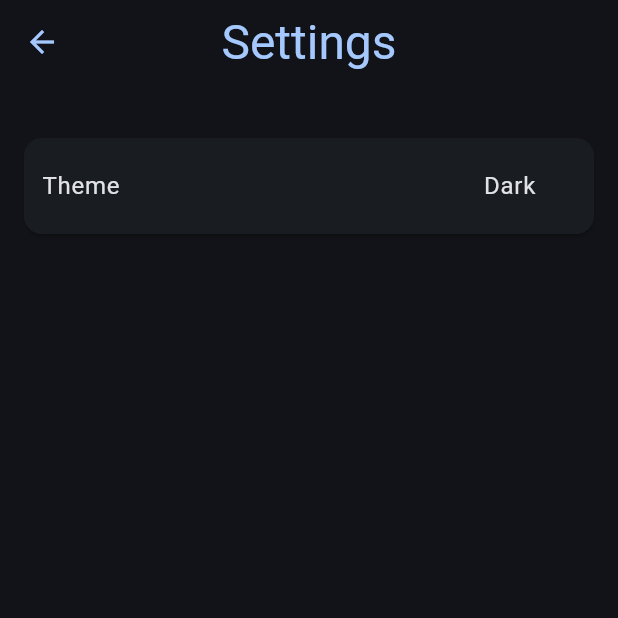
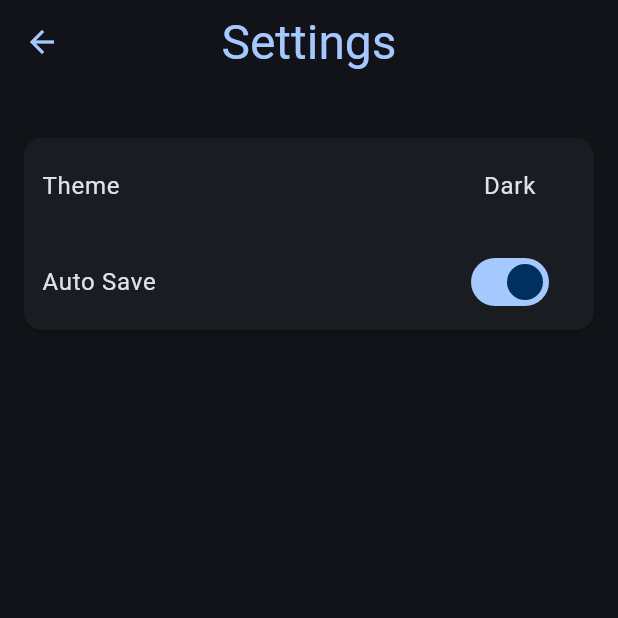
Before and after one commit to eray-k/notis, a Flutter app: the SettingsPage screen opened directly, on a phone screen of 412 x 824 dp, the top half of it. Run offline on Flutter 3.47's test engine with Material 2 defaults, Android fonts, the light colour scheme and no system bars; statements that could not run were skipped.

Commit message:
feat: added autosave setting to ui

```diff
--- a/lib/screens/settings_page.dart
+++ b/lib/screens/settings_page.dart
@@ -38,7 +38,9 @@ class _SettingsPageState extends State<SettingsPage> {
           //Visuals
           Card(
               margin: const EdgeInsets.all(16.0),
-              child: selectableRow(
+              child: Column(
+                children: [
+                  selectableRow(
                     context,
                     title: 'Theme',
                     current: getKeyfromValue(
@@ -47,6 +49,17 @@ class _SettingsPageState extends State<SettingsPage> {
                     onSubmit: (value) {
                       MyApp.of(context).setThemeMode(themeMap[value]);
                     },
+                  ),
+                  switchableRow(context,
+                      title: 'Auto Save',
+                      current: _dataManager.settings.enableAutoSave,
+                      onChange: (value) {
+                    setState(() {
+                      _dataManager.settings.enableAutoSave = value;
+                      _dataManager.saveSettings();
+                    });
+                  })
+                ],
               )),
         ],
       ),
@@ -104,4 +117,39 @@ class _SettingsPageState extends State<SettingsPage> {
       ],
     );
   }
+
+  Row switchableRow(BuildContext context,
+      {required String title,
+      required bool current,
+      required Function(bool value) onChange}) {
+    return Row(
+      mainAxisAlignment: MainAxisAlignment.spaceBetween,
+      children: [
+        Expanded(
+          child: Padding(
+            padding: const EdgeInsets.all(12.0),
+            child: Text(
+              title,
+              textAlign: TextAlign.start,
+              style: Theme.of(context).textTheme.bodyLarge,
+            ),
+          ),
+        ),
+        Padding(
+          padding: const EdgeInsets.all(8.0),
+          child: SizedBox(
+            width: 96.0,
+            child: Center(
+              child: Switch.adaptive(
+                  value: current,
+                  onChanged: ((value) {
+                    current = value;
+                    onChange(value);
+                  })),
+            ),
+          ),
+        )
+      ],
+    );
   }
+}
```
Lines whose indentation alone changed are shown as unchanged.
